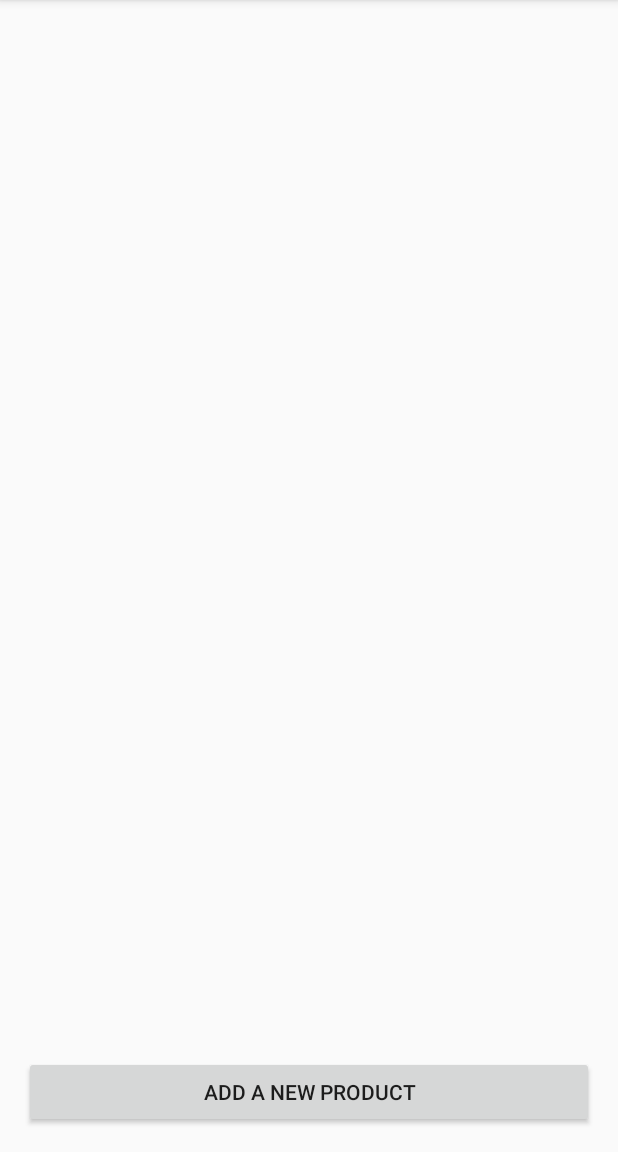
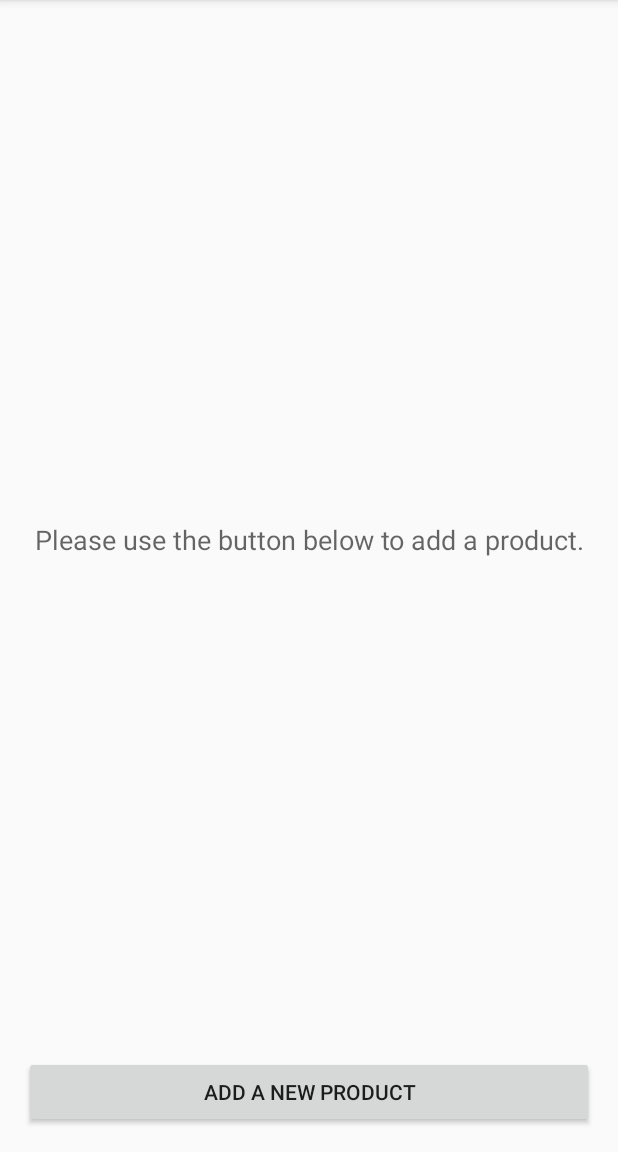
Before and after one commit to sprejjs/InventoryTracking, an Android app: the screen it shows after launch (MainActivity), on a phone screen of 412 x 824 dp, the part 84-1236 px from its top. Run offline under Robolectric (Android 15) with nearby library versions, the phone set to English and light mode, and no system bars; our stand-ins replace ButterKnife.

Commit message:
Adds empty view

```diff
--- a/app/src/main/java/com/spreys/inventorytracking/activities/MainActivity.java
+++ b/app/src/main/java/com/spreys/inventorytracking/activities/MainActivity.java
@@ -23,12 +23,16 @@ import butterknife.BindView;
 import butterknife.ButterKnife;
 import butterknife.OnClick;
 
+import static android.view.View.GONE;
 import static com.spreys.inventorytracking.activities.DetailsActivity.KEY_PRODUCT;
 
 public class MainActivity extends AppCompatActivity {
 
     @BindView(R.id.activity_main_recycler_view)
     RecyclerView recyclerView;
+
+    @BindView(R.id.activity_main_empty_view)
+    TextView emptyView;
 
     @Override
     protected void onCreate(Bundle savedInstanceState) {
@@ -51,7 +55,13 @@ public class MainActivity extends AppCompatActivity {
     private void readDataFromDb() {
         InventoryDbHelper dbHelper = new InventoryDbHelper(this);
         List<Product> products = dbHelper.getProducts();
-        recyclerView.setAdapter(new ProductsAdapter(products, this));
+
+        if (!products.isEmpty()) {
+            recyclerView.setAdapter(new ProductsAdapter(products, this));
+            emptyView.setVisibility(GONE);
+        } else {
+            emptyView.setVisibility(View.VISIBLE);
+        }
     }
 
     @Override
--- a/app/src/main/res/layout/activity_main.xml
+++ b/app/src/main/res/layout/activity_main.xml
@@ -1,26 +1,40 @@
 <?xml version="1.0" encoding="utf-8"?>
-<LinearLayout
+<LinearLayout xmlns:android="http://schemas.android.com/apk/res/android"
+    xmlns:tools="http://schemas.android.com/tools"
     android:id="@+id/activity_main"
-    xmlns:android="http://schemas.android.com/apk/res/android"
-    xmlns:tools="http://schemas.android.com/tools"
-    android:orientation="vertical"
     android:layout_width="match_parent"
     android:layout_height="match_parent"
+    android:orientation="vertical"
     android:paddingBottom="@dimen/activity_vertical_margin"
     android:paddingLeft="@dimen/activity_horizontal_margin"
     android:paddingRight="@dimen/activity_horizontal_margin"
     android:paddingTop="@dimen/activity_vertical_margin"
     tools:context="com.spreys.inventorytracking.activities.MainActivity">
 
-    <android.support.v7.widget.RecyclerView
-        android:id="@+id/activity_main_recycler_view"
-        android:layout_weight="1"
+    <FrameLayout
         android:layout_width="match_parent"
-        android:layout_height="0dp" />
+        android:layout_height="0dp"
+        android:layout_weight="1">
+
+        <android.support.v7.widget.RecyclerView
+            android:id="@+id/activity_main_recycler_view"
+            android:layout_width="match_parent"
+            android:layout_height="match_parent" />
+
+        <TextView
+            android:id="@+id/activity_main_empty_view"
+            android:layout_width="match_parent"
+            android:layout_height="match_parent"
+            android:gravity="center"
+            android:text="@string/activity_main_empty_view"
+            android:textAppearance="?android:textAppearanceMedium"
+            android:visibility="gone" />
+
+    </FrameLayout>
 
     <Button
         android:id="@+id/activity_main_add_product_button"
         android:layout_width="match_parent"
         android:layout_height="wrap_content"
-        android:text="@string/activity_main_add_product"/>
+        android:text="@string/activity_main_add_product" />
 </LinearLayout>
--- a/app/src/main/res/values/strings.xml
+++ b/app/src/main/res/values/strings.xml
@@ -11,4 +11,5 @@
     <string name="btn_save">Save product</string>
     <string name="hint_email">Supplier\'s email address</string>
     <string name="btn_add_photo">Add a photo</string>
+    <string name="activity_main_empty_view">Please use the button below to add a product.</string>
 </resources>
```
